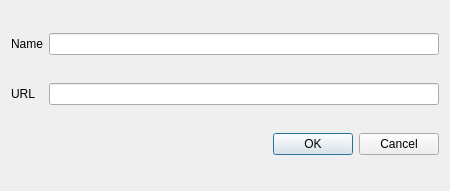
QGIS-Contribution/QGIS-ResourceSharing, file resource_sharing/gui/ui/manage_repository.ui: the form before one commit.
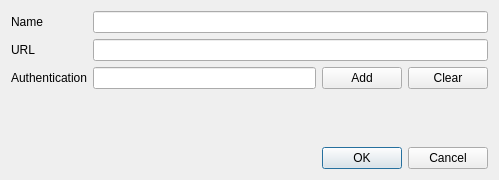
The form after the commit.

Commit message: Add authentication using QgsAuthenticationManager

```diff
--- a/resource_sharing/gui/ui/manage_repository.ui
+++ b/resource_sharing/gui/ui/manage_repository.ui
@@ -6,28 +6,21 @@
    <rect>
     <x>0</x>
     <y>0</y>
-    <width>450</width>
-    <height>191</height>
+    <width>499</width>
+    <height>180</height>
    </rect>
   </property>
   <property name="windowTitle">
    <string>Repository Details</string>
   </property>
   <layout class="QGridLayout" name="gridLayout">
-   <item row="2" column="2">
-    <widget class="QDialogButtonBox" name="buttonBox">
-     <property name="standardButtons">
-      <set>QDialogButtonBox::Cancel|QDialogButtonBox::Ok</set>
+   <item row="1" column="0">
+    <widget class="QLabel" name="label_url">
+     <property name="text">
+      <string>URL</string>
      </property>
-    </widget>
-   </item>
-   <item row="0" column="1" colspan="2">
-    <widget class="QLineEdit" name="line_edit_name">
-     <property name="sizePolicy">
-      <sizepolicy hsizetype="Expanding" vsizetype="Fixed">
-       <horstretch>0</horstretch>
-       <verstretch>0</verstretch>
-      </sizepolicy>
+     <property name="buddy">
+      <cstring>line_edit_url</cstring>
      </property>
     </widget>
    </item>
@@ -47,19 +40,85 @@
      </property>
     </widget>
    </item>
-   <item row="1" column="1" colspan="2">
+   <item row="2" column="3">
+    <layout class="QHBoxLayout" name="horizontalLayout">
+     <item>
+      <widget class="QLineEdit" name="line_edit_auth_id"/>
+     </item>
+     <item>
+      <widget class="QPushButton" name="button_add_auth">
+       <property name="sizePolicy">
+        <sizepolicy hsizetype="Fixed" vsizetype="Fixed">
+         <horstretch>0</horstretch>
+         <verstretch>0</verstretch>
+        </sizepolicy>
+       </property>
+       <property name="text">
+        <string>Add</string>
+       </property>
+      </widget>
+     </item>
+     <item>
+      <widget class="QPushButton" name="button_clear_auth">
+       <property name="sizePolicy">
+        <sizepolicy hsizetype="Fixed" vsizetype="Fixed">
+         <horstretch>0</horstretch>
+         <verstretch>0</verstretch>
+        </sizepolicy>
+       </property>
+       <property name="text">
+        <string>Clear</string>
+       </property>
+      </widget>
+     </item>
+    </layout>
+   </item>
+   <item row="1" column="3">
     <widget class="QLineEdit" name="line_edit_url"/>
    </item>
-   <item row="1" column="0">
-    <widget class="QLabel" name="label_url">
+   <item row="2" column="0">
+    <widget class="QLabel" name="label_auth">
+     <property name="sizePolicy">
+      <sizepolicy hsizetype="Fixed" vsizetype="Preferred">
+       <horstretch>0</horstretch>
+       <verstretch>0</verstretch>
+      </sizepolicy>
+     </property>
      <property name="text">
-      <string>URL</string>
+      <string>Authentication</string>
      </property>
-     <property name="buddy">
-      <cstring>line_edit_url</cstring>
+    </widget>
+   </item>
+   <item row="0" column="3">
+    <widget class="QLineEdit" name="line_edit_name">
+     <property name="sizePolicy">
+      <sizepolicy hsizetype="Expanding" vsizetype="Fixed">
+       <horstretch>0</horstretch>
+       <verstretch>0</verstretch>
+      </sizepolicy>
      </property>
     </widget>
    </item>
+   <item row="4" column="3">
+    <widget class="QDialogButtonBox" name="buttonBox">
+     <property name="standardButtons">
+      <set>QDialogButtonBox::Cancel|QDialogButtonBox::Ok</set>
+     </property>
+    </widget>
+   </item>
+   <item row="3" column="3">
+    <spacer name="verticalSpacer">
+     <property name="orientation">
+      <enum>Qt::Vertical</enum>
+     </property>
+     <property name="sizeHint" stdset="0">
+      <size>
+       <width>20</width>
+       <height>40</height>
+      </size>
+     </property>
+    </spacer>
+   </item>
   </layout>
  </widget>
  <resources/>
```
The commit also changes 7 other files.
